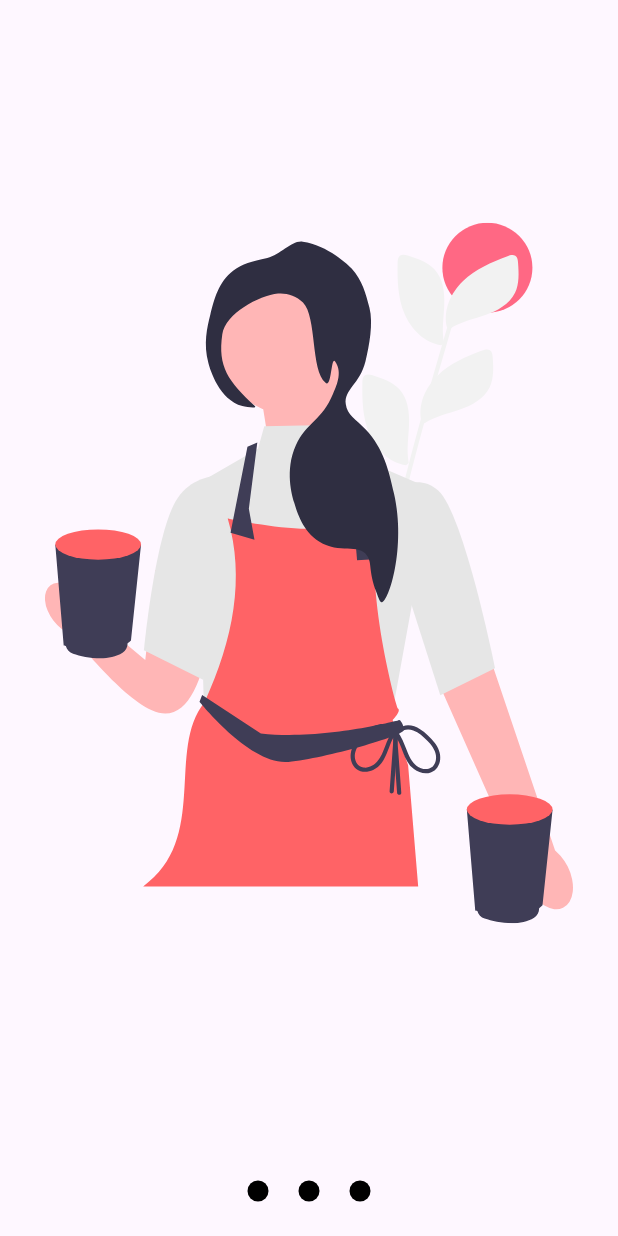
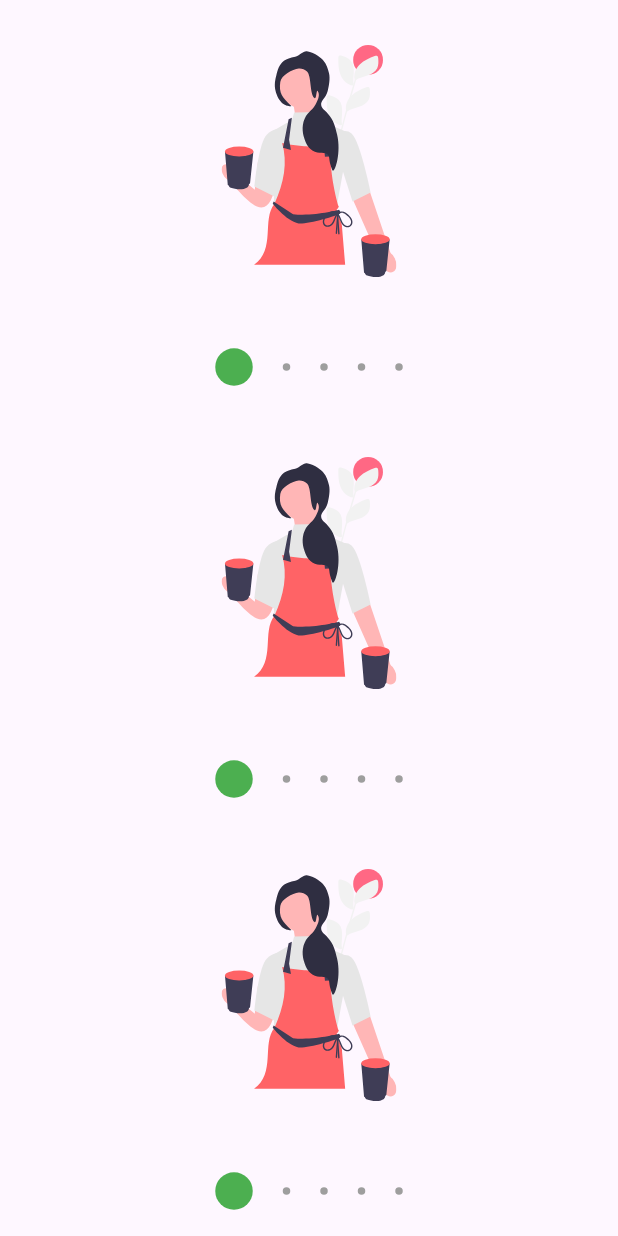
Before and after one commit to carlosdiazz/flutter_disenos_2, a Flutter app: the screen it shows after launch, on a phone screen of 412 x 824 dp. Run offline on Flutter 3.47's test engine with Material 3 defaults, Android fonts, the phone set to English and light mode, and no system bars; our stand-ins replace flutter_svg.

Commit message:
Termine Seccion 6

```diff
--- /dev/null
+++ b/devtools_options.yaml
@@ -0,0 +1 @@
+extensions:
--- a/lib/src/pages/slideshow_page.dart
+++ b/lib/src/labs/slideshow_page.dart
@@ -1,16 +1,21 @@
+import 'package:custom_painter/src/models/slider_models.dart';
 import 'package:flutter/material.dart';
 import 'package:flutter_svg/flutter_svg.dart';
+import 'package:provider/provider.dart';
 
 class SlideShowPage extends StatelessWidget {
   const SlideShowPage({super.key});
 
   @override
   Widget build(BuildContext context) {
-    return const Scaffold(
-      body: Center(
-          child: Column(
-        children: [Expanded(child: _Slides()), _Dots()],
-      )),
+    return ChangeNotifierProvider(
+      create: (BuildContext context) => SliderModel(),
+      child: const Scaffold(
+        body: Center(
+            child: Column(
+          children: [Expanded(child: _Slides()), _Dots()],
+        )),
+      ),
     );
   }
 }
@@ -38,12 +43,18 @@ class _Dot extends StatelessWidget {
 
   @override
   Widget build(BuildContext context) {
-    return Container(
+    double pageViewIndex = Provider.of<SliderModel>(context).currentPage;
+
+    return AnimatedContainer(
       width: 14,
       height: 14,
       margin: const EdgeInsets.symmetric(horizontal: 10),
-      decoration:
-          const BoxDecoration(color: Colors.black, shape: BoxShape.circle),
+      decoration: BoxDecoration(
+          color: (pageViewIndex >= index - 0.5 && pageViewIndex < index + 0.5)
+              ? Colors.blue
+              : Colors.grey,
+          shape: BoxShape.circle),
+      duration: const Duration(milliseconds: 200),
     );
   }
 }
@@ -62,6 +73,9 @@ class _SlidesState extends State<_Slides> {
   void initState() {
     pageViewController.addListener(() {
       print("Page actual: ${pageViewController.page}");
+      //Actualizar el provide, sliderModel
+      Provider.of<SliderModel>(context, listen: false).currentPage =
+          pageViewController.page ?? 0;
     });
     super.initState();
   }
--- /dev/null
+++ b/lib/src/models/slider_models.dart
@@ -0,0 +1,12 @@
+import 'package:flutter/material.dart';
+
+class SliderModel with ChangeNotifier {
+  double _currentPage = 0;
+
+  double get currentPage => _currentPage;
+
+  set currentPage(double currentPage) {
+    _currentPage = currentPage;
+    notifyListeners();
+  }
+}
--- a/lib/src/pages/pages.dart
+++ b/lib/src/pages/pages.dart
@@ -1,4 +1,4 @@
 export './animaciones_page.dart';
 export './headers_page.dart';
 export './graficas_circulares_page.dart';
-export './slideshow_page.dart';
+export './slideshow_pages.dart';
--- /dev/null
+++ b/lib/src/pages/slideshow_pages.dart
@@ -0,0 +1,41 @@
+import 'package:custom_painter/src/widgets/slide_show.dart';
+import 'package:flutter/material.dart';
+import 'package:flutter_svg/svg.dart';
+
+class SlideShowPage extends StatelessWidget {
+  const SlideShowPage({super.key});
+
+  @override
+  Widget build(BuildContext context) {
+    return const Scaffold(
+        body: Column(
+      children: [
+        Expanded(child: MiSlideShow()),
+        Expanded(child: MiSlideShow()),
+        Expanded(child: MiSlideShow())
+      ],
+    ));
+  }
+}
+
+class MiSlideShow extends StatelessWidget {
+  const MiSlideShow({
+    super.key,
+  });
+
+  @override
+  Widget build(BuildContext context) {
+    return SlideShow(
+        puntosArriba: false,
+        colorPrimario: Colors.green,
+        bulletPrimario: 25,
+        bulletSecundario: 5,
+        slides: [
+          SvgPicture.asset("assets/svgs/img_1.svg"),
+          SvgPicture.asset("assets/svgs/img_2.svg"),
+          SvgPicture.asset("assets/svgs/img_3.svg"),
+          SvgPicture.asset("assets/svgs/img_4.svg"),
+          SvgPicture.asset("assets/svgs/img_5.svg"),
+        ]);
+  }
+}
--- /dev/null
+++ b/lib/src/widgets/slide_show.dart
@@ -0,0 +1,225 @@
+import 'package:flutter/material.dart';
+import 'package:provider/provider.dart';
+//import 'package:flutter_svg/svg.dart';
+
+class SlideShow extends StatelessWidget {
+  final List<Widget> slides;
+  final bool puntosArriba;
+  final Color colorPrimario;
+  final Color colorSecundario;
+  final double bulletPrimario;
+  final double bulletSecundario;
+  const SlideShow(
+      {super.key,
+      this.slides = const [],
+      this.puntosArriba = false,
+      this.colorSecundario = Colors.grey,
+      this.colorPrimario = Colors.blue,
+      this.bulletPrimario = 20.0,
+      this.bulletSecundario = 12.0});
+
+  @override
+  Widget build(BuildContext context) {
+    return ChangeNotifierProvider(
+      create: (_) => _SlideShowModel(),
+      child: SafeArea(
+        child: Center(
+            child: _CrearEstrucutura(
+          puntosArriba: puntosArriba,
+          slides: slides,
+          colorPrimario: colorPrimario,
+          colorSecundario: colorSecundario,
+          bulletPrimario: bulletPrimario,
+          bulletSecundario: bulletSecundario,
+        )),
+      ),
+    );
+  }
+}
+
+class _CrearEstrucutura extends StatelessWidget {
+  final bool puntosArriba;
+  final List<Widget> slides;
+  final Color colorPrimario;
+  final Color colorSecundario;
+  final double bulletPrimario;
+  final double bulletSecundario;
+
+  const _CrearEstrucutura(
+      {required this.puntosArriba,
+      required this.slides,
+      required this.colorPrimario,
+      required this.colorSecundario,
+      required this.bulletPrimario,
+      required this.bulletSecundario});
+
+  @override
+  Widget build(BuildContext context) {
+    Provider.of<_SlideShowModel>(context).colorPrimario = colorPrimario;
+    Provider.of<_SlideShowModel>(context).colorSecundario = colorSecundario;
+
+    Provider.of<_SlideShowModel>(context).bulletPrimario = bulletPrimario;
+    Provider.of<_SlideShowModel>(context).bulletSecundario = bulletSecundario;
+
+    return Column(
+      children: [
+        if (puntosArriba)
+          _Dots(
+            slides.length,
+          ),
+        Expanded(child: _Slides(slides)),
+        if (!puntosArriba)
+          _Dots(
+            slides.length,
+          ),
+      ],
+    );
+  }
+}
+
+class _Dots extends StatelessWidget {
+  final int slides;
+
+  const _Dots(
+    this.slides,
+  );
+
+  @override
+  Widget build(BuildContext context) {
+    return SizedBox(
+      width: double.infinity,
+      height: 60,
+      //color: Colors.red,
+      child: Row(
+        mainAxisAlignment: MainAxisAlignment.center,
+        children: List.generate(slides, (index) => _Dot(index)),
+      ),
+    );
+  }
+}
+
+class _Dot extends StatelessWidget {
+  final int index;
+
+  const _Dot(
+    this.index,
+  );
+
+  @override
+  Widget build(BuildContext context) {
+    final ssModel = Provider.of<_SlideShowModel>(context);
+    double tamano = 0;
+    Color color = Colors.white;
+
+    if (ssModel.currentPage >= index - 0.5 &&
+        ssModel.currentPage < index + 0.5) {
+      tamano = ssModel._bulletPrimario;
+      color = ssModel.colorPrimario;
+    } else {
+      tamano = ssModel._bulletSecundario;
+      color = ssModel.colorSecundario;
+    }
+
+    return AnimatedContainer(
+      width: tamano,
+      height: tamano,
+      margin: const EdgeInsets.symmetric(horizontal: 10),
+      decoration: BoxDecoration(color: color, shape: BoxShape.circle),
+      duration: const Duration(milliseconds: 200),
+    );
+  }
+}
+
+class _Slides extends StatefulWidget {
+  final List<Widget> slides;
+  const _Slides(this.slides);
+
+  @override
+  State<_Slides> createState() => _SlidesState();
+}
+
+class _SlidesState extends State<_Slides> {
+  final pageViewController = PageController();
+
+  @override
+  void initState() {
+    pageViewController.addListener(() {
+      Provider.of<_SlideShowModel>(context, listen: false).currentPage =
+          pageViewController.page ?? 0;
+    });
+    super.initState();
+  }
+
+  @override
+  void dispose() {
+    pageViewController.dispose();
+    super.dispose();
+  }
+
+  @override
+  Widget build(BuildContext context) {
+    return SizedBox(
+      child: PageView(
+        controller: pageViewController,
+        children: widget.slides.map((slide) => _Slide(slide: slide)).toList(),
+      ),
+    );
+  }
+}
+
+class _Slide extends StatelessWidget {
+  final Widget slide;
+  const _Slide({required this.slide});
+
+  @override
+  Widget build(BuildContext context) {
+    return Container(
+        width: double.infinity,
+        height: double.infinity,
+        padding: const EdgeInsets.all(30),
+        child: slide);
+  }
+}
+
+class _SlideShowModel with ChangeNotifier {
+  double _currentPage = 0;
+  Color _colorPrimario = Colors.blue;
+  Color _colorSecundario = Colors.grey;
+  double _bulletPrimario = 12.0;
+  double _bulletSecundario = 12.0;
+
+  //!GET Set BulletPrimario
+  double get bulletPrimario => _bulletPrimario;
+  set bulletPrimario(double bullet) {
+    _bulletPrimario = bullet;
+    //notifyListeners();
+  }
+
+  //!GET Set BulletPrimario
+  double get bulletSecundario => _bulletSecundario;
+  set bulletSecundario(double bullet) {
+    _bulletSecundario = bullet;
+    //notifyListeners();
+  }
+
+  //!Get Set Current Page
+  double get currentPage => _currentPage;
+  set currentPage(double currentPage) {
+    _currentPage = currentPage;
+    notifyListeners();
+  }
+
+  //!Get Set ColorPrimario
+  Color get colorPrimario => _colorPrimario;
+  set colorPrimario(Color color) {
+    _colorPrimario = color;
+    //notifyListeners();
+  }
+
+  //!Get Set ColorSecundario
+  Color get colorSecundario => _colorSecundario;
+  set colorSecundario(Color color) {
+    _colorSecundario = color;
+    //notifyListeners();
+  }
+}
--- a/pubspec.yaml
+++ b/pubspec.yaml
@@ -10,6 +10,7 @@ dependencies:
   flutter:
     sdk: flutter
   flutter_svg: ^2.0.9
+  provider: ^6.1.1
 
 
 dev_dependencies:
```
Also changed, not shown: pubspec.lock.
